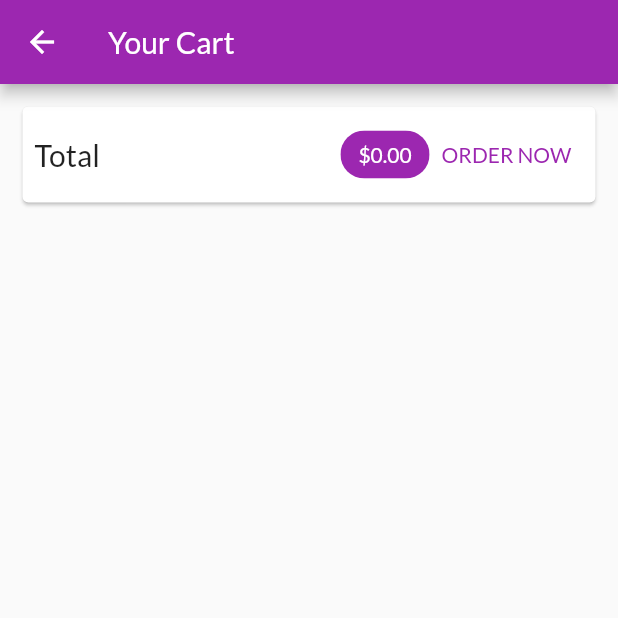
After one commit to suad-mo/shop_max, a Flutter app: the CartScreen screen opened by its route, on a phone screen of 412 x 824 dp, the top half of it. The commit adds this screen. Run offline on Flutter 3.47's test engine with Material 2 defaults, Android fonts, the phone set to English and light mode, and no system bars; network calls fail.

Commit message:
Working on the Shopping Cart & Displaying a Total...

```diff
--- a/lib/main.dart
+++ b/lib/main.dart
@@ -3,6 +3,7 @@
 
 import '../providers/cart.dart';
 import '../providers/products.dart';
+import '../screens/cart_screen.dart';
 import '../screens/product_detail_screen.dart';
 import '../screens/products_overview_screen.dart';
 
@@ -36,6 +37,7 @@
         routes: {
           // ignore: prefer_const_constructors
           ProductDetailScreen.routeName: (ctx) => ProductDetailScreen(),
+          CartScreen.routeName: (ctx) => CartScreen(),
         },
       ),
     );
--- a/lib/providers/cart.dart
+++ b/lib/providers/cart.dart
@@ -17,6 +17,7 @@
 }
 
 class Cart with ChangeNotifier {
+  // ignore: prefer_final_fields
   Map<String, CartItem> _items = {};
 
   Map<String, CartItem> get items {
@@ -24,8 +25,15 @@
   }
 
   int get itemCount {
-    // ignore: unnecessary_null_comparison
     return _items.length;
+  }
+
+  double get totalAmount {
+    var total = 0.0;
+    _items.forEach((key, cartItem) {
+      total += cartItem.price * cartItem.quantity;
+    });
+    return total;
   }
 
   void addItem(
--- /dev/null
+++ b/lib/screens/cart_screen.dart
@@ -0,0 +1,53 @@
+import 'package:flutter/material.dart';
+import 'package:provider/provider.dart';
+
+import '../providers/cart.dart';
+
+// ignore: use_key_in_widget_constructors
+class CartScreen extends StatelessWidget {
+  static const routeName = '/cart';
+
+  @override
+  Widget build(BuildContext context) {
+    final cart = Provider.of<Cart>(context);
+    return Scaffold(
+      appBar: AppBar(
+        title: const Text('Your Cart'),
+      ),
+      body: Column(
+        children: <Widget>[
+          Card(
+            margin: const EdgeInsets.all(15),
+            child: Padding(
+              padding: const EdgeInsets.all(8.0),
+              child: Row(
+                  mainAxisAlignment: MainAxisAlignment.spaceBetween,
+                  children: <Widget>[
+                    const Text('Total', style: TextStyle(fontSize: 20)),
+                    //const SizedBox(width: 10),
+                    const Spacer(),
+                    Chip(
+                      label: Text(
+                        '\$${cart.totalAmount.toStringAsFixed(2)}',
+                        style: TextStyle(
+                          color: Theme.of(context)
+                              .primaryTextTheme
+                              .headline6
+                              ?.color,
+                        ),
+                      ),
+                      backgroundColor: Theme.of(context).colorScheme.primary,
+                    ),
+                    TextButton(
+                      onPressed: () {},
+                      // style: TextButtonTheme.of(context).style.p,
+                      child: const Text('ORDER NOW'),
+                    )
+                  ]),
+            ),
+          )
+        ],
+      ),
+    );
+  }
+}
--- a/lib/screens/products_overview_screen.dart
+++ b/lib/screens/products_overview_screen.dart
@@ -1,6 +1,7 @@
 import 'package:flutter/material.dart';
 import 'package:provider/provider.dart';
 
+import '../screens/cart_screen.dart';
 import '../providers/cart.dart';
 import '../widgets/badge.dart';
 import '../widgets/products_grid.dart';
@@ -61,7 +62,9 @@
               icon: const Icon(
                 Icons.shopping_cart,
               ),
-              onPressed: () {},
+              onPressed: () {
+                Navigator.pushNamed(context, CartScreen.routeName);
+              },
             ),
           ),
         ],
```
